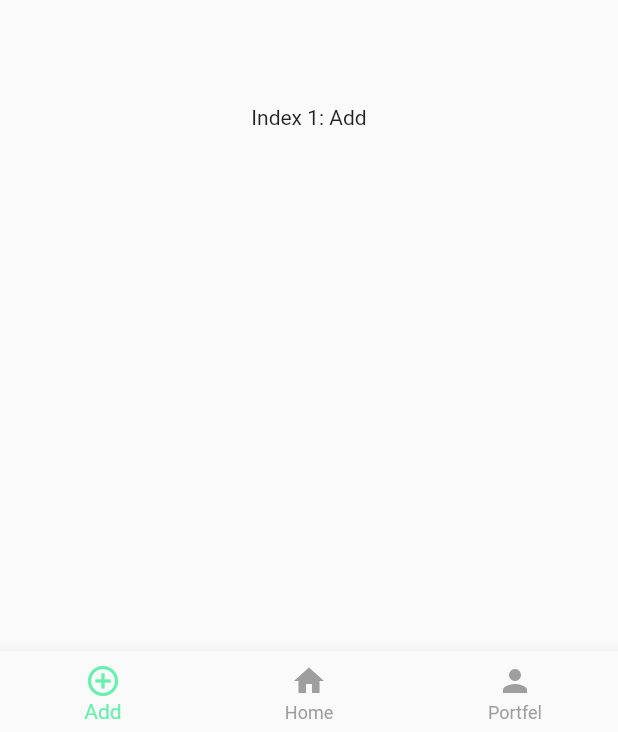
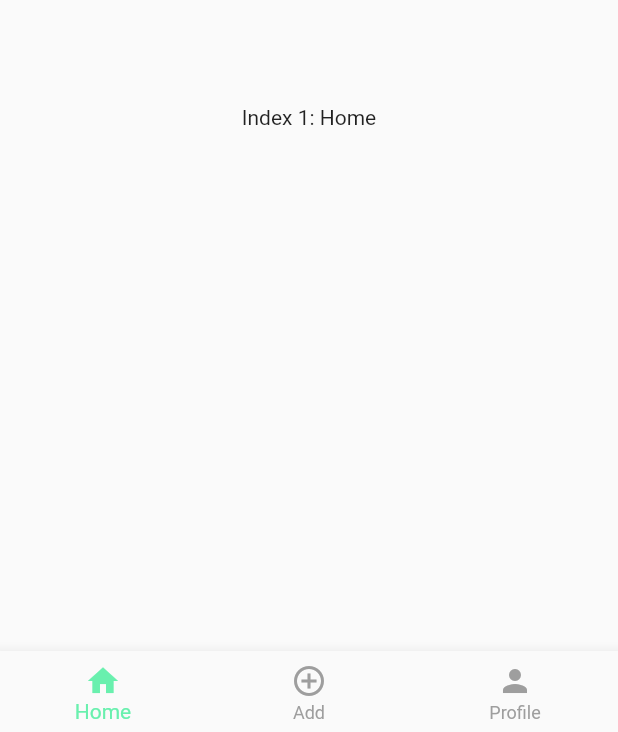
Before and after one commit to Medeu-z/LoFo_SDU, a Flutter app: the HomeWidget screen opened by its route, on a phone screen of 412 x 824 dp. Shown: the part 501-1233 px from the top of the screen. Run offline on Flutter 3.47's test engine with Material 2 defaults, Android fonts, the light colour scheme and no system bars; our stand-ins replace google_fonts, intro_slider.

Commit message:
deleting unnecessary files and btn nav view update

```diff
--- a/lib/home.dart
+++ b/lib/home.dart
@@ -12,9 +12,9 @@ class _HomeWidgetState extends State<HomeWidget> {
   static const textStyle = TextStyle(color: Colors.grey);
   int _selectedIndex = 0;
   static const List<Widget> _widgetOptions = <Widget>[
-    Text('Index 1: Add',),
-    Text('Index 2: Home',),
-    Text('Index 3: Portfel',),
+    Text('Index 1: Home',),
+    Text('Index 2: Add',),
+    Text('Index 3: Profile',),
   ];
 
   void _onItemTapped(int index) {
@@ -39,16 +39,16 @@ class _HomeWidgetState extends State<HomeWidget> {
       bottomNavigationBar: BottomNavigationBar(
         items: const <BottomNavigationBarItem>[
           BottomNavigationBarItem(
+            icon: Icon(Icons.home),
+            label: 'Home',
+          ),
+          BottomNavigationBarItem(
             icon: Icon(Icons.add_circle_outline),
             label: 'Add',
           ),
           BottomNavigationBarItem(
-            icon: Icon(Icons.home),
-            label: 'Home',
-          ),
-          BottomNavigationBarItem(
             icon: Icon(Icons.person),
-            label: 'Portfel',
+            label: 'Profile',
           ),
         ],
         currentIndex: _selectedIndex,
--- a/main.dart
+++ /dev/null
@@ -1,3 +0,0 @@
-void main() {
-
-}
```
Also changed, not shown: 1 other file.
